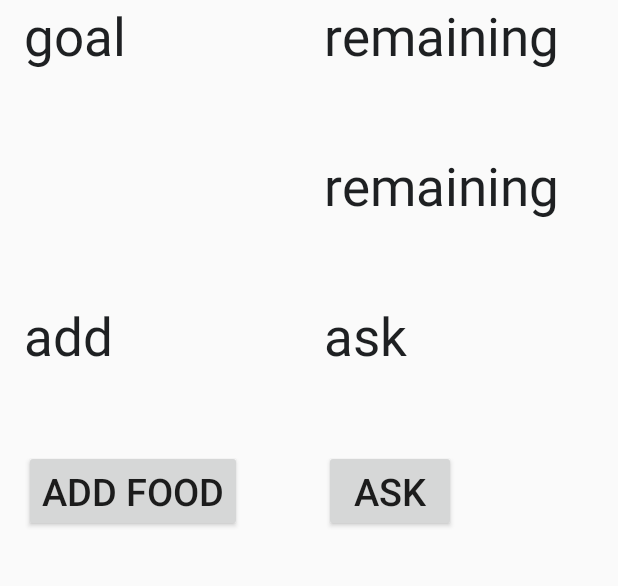
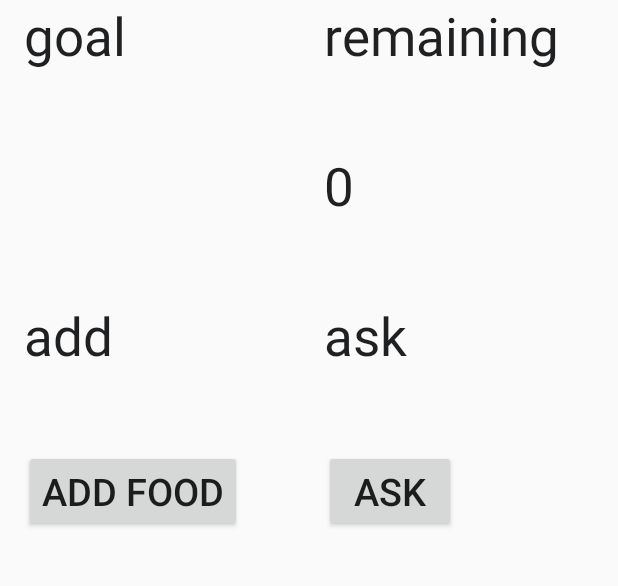
Before and after one commit to meganestra/grub, an Android app: the screen it shows after launch (Grub), on a phone screen of 412 x 824 dp, the part 234-820 px from its top. Run offline under Robolectric (Android 15) with nearby library versions, the phone set to English and light mode, and no system bars; 5 statements that could not run were skipped.

```diff
--- a/Grub/app/src/main/AndroidManifest.xml
+++ b/Grub/app/src/main/AndroidManifest.xml
@@ -2,6 +2,7 @@
     package="com.example.user.grub">
 
     <uses-permission android:name="android.permission.INTERNET"/>
+    <uses-permission android:name="android.permission.ACCESS_NETWORK_STATE" />
 
     <application
         android:allowBackup="true"
--- a/Grub/app/src/main/java/com/example/user/grub/AddTargetActivity.java
+++ b/Grub/app/src/main/java/com/example/user/grub/AddTargetActivity.java
@@ -9,6 +9,7 @@ import android.view.View;
 import android.widget.Button;
 import android.widget.EditText;
 import android.widget.TextView;
+import android.widget.Toast;
 
 /**
  * Created by user on 19/08/2016.
@@ -41,6 +42,8 @@ public class AddTargetActivity extends AppCompatActivity {
 
                 Context context = view.getContext();
                 SavedTextPreferences.setStoredText(context, inputToSave);
+                Toast.makeText(getApplicationContext(), "Saved successfully", Toast.LENGTH_LONG).show();
+
 
             }
         });
--- a/Grub/app/src/main/java/com/example/user/grub/Grub.java
+++ b/Grub/app/src/main/java/com/example/user/grub/Grub.java
@@ -2,6 +2,8 @@ package com.example.user.grub;
 
 import android.content.Context;
 import android.content.Intent;
+import android.database.Cursor;
+import android.database.sqlite.SQLiteDatabase;
 import android.os.Bundle;
 import android.support.v7.app.AppCompatActivity;
 import android.util.Log;
@@ -29,6 +31,8 @@ public class Grub extends AppCompatActivity {
     Button mAskButton;
     Diary mGrubDiary;
     Goal mGoal;
+    SQLiteDatabase db;
+    Cursor cursorRemaining;
 
     @Override
     protected void onCreate(Bundle savedInstanceState) {
@@ -46,11 +50,13 @@ public class Grub extends AppCompatActivity {
 
         String goalString = SavedTextPreferences.getStoredText(this);
         mGoalValue.setText(goalString);
-//        int goalInt = Integer.parseInt(goalString);
-//        mGoal = new Goal(goalInt);
-//        mGrubDiary = new Diary(mGoal);
-//
-//        mRemainingValue.setText(mGoal.calculateRemainingCalories(mGrubDiary, "22.08.2016"));
+
+        openDatabase();
+
+        int totalCalories = calculateTotalCalories();
+        int goal = Integer.parseInt(goalString);
+        int remainingCalories = goal - totalCalories;
+        mRemainingValue.setText(remainingCalories + "");
 
         mAddButton.setOnClickListener(new View.OnClickListener() {
             @Override
@@ -97,4 +103,23 @@ public class Grub extends AppCompatActivity {
 
     }
 
+    protected void openDatabase() {
+        db = openOrCreateDatabase("FoodDB", Context.MODE_PRIVATE, null);
+    }
+
+    protected int calculateTotalCalories() {
+
+        int total = 0;
+
+        String REMAINING_SQL_QUERY = "SELECT sum(calories) FROM food WHERE dateConsumed = '23.08.2016'";
+        cursorRemaining = db.rawQuery(REMAINING_SQL_QUERY, null);
+        cursorRemaining.moveToFirst();
+        total = cursorRemaining.getInt(0);
+        cursorRemaining.close();
+        db.close();
+
+        return total;
+
+    }
+
 }
--- a/Grub/app/src/main/res/layout/activity_ask.xml
+++ b/Grub/app/src/main/res/layout/activity_ask.xml
@@ -64,5 +64,10 @@
         android:layout_width="wrap_content"
         android:layout_height="wrap_content" />
 
+    <Button
+        android:id="@+id/ask_add_button"
+        android:layout_width="wrap_content"
+        android:layout_height="wrap_content"
+        android:text="@string/add_button"/>
 
 </LinearLayout>
```
Also changed, not shown: Grub/app/src/main/java/com/example/user/grub/AskActivity.java (+57 -18 lines), Grub/app/src/main/java/com/example/user/grub/MyCallable.java (added, +19 -0 lines), Grub/app/src/main/java/com/example/user/grub/MyFuture.java (added, +32 -0 lines), Grub/app/src/main/java/com/example/user/grub/NutritionSearch.java (+21 -8 lines).
